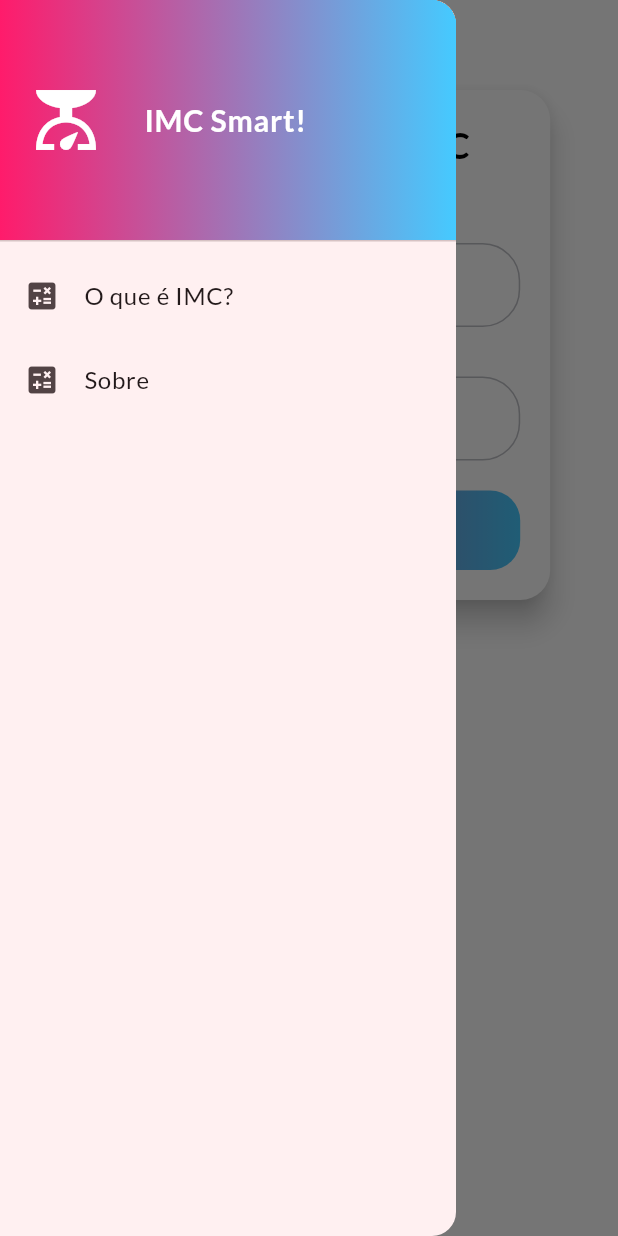
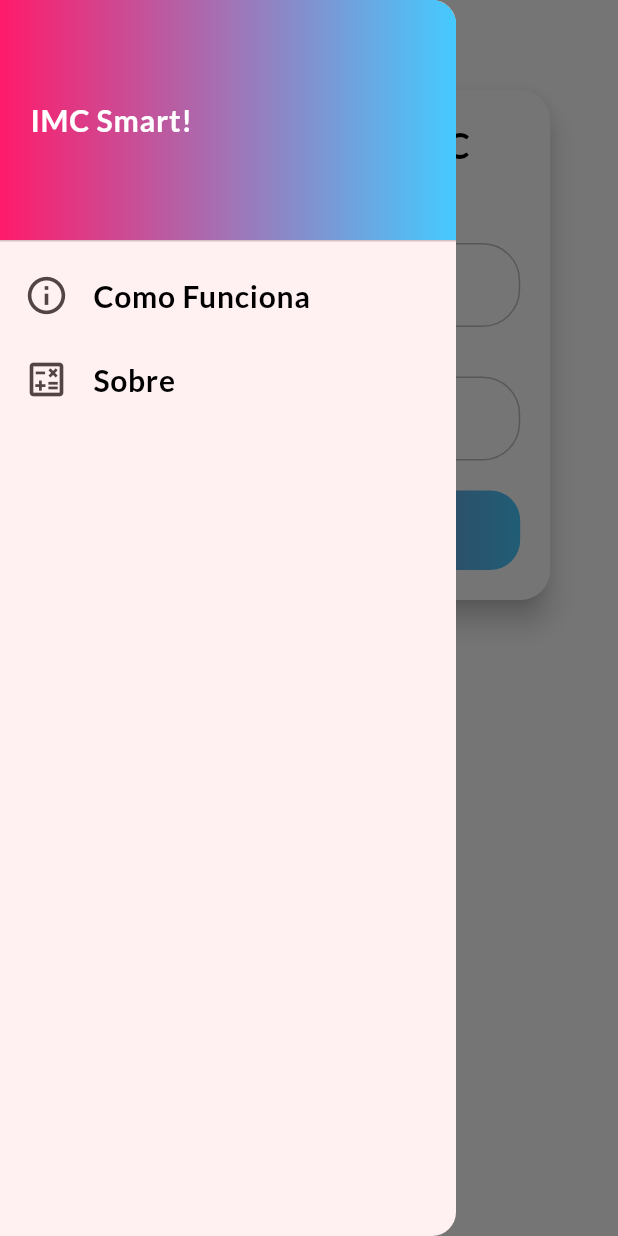
Before and after one commit to hpzynha/imc_smart, a Flutter app: the screen it shows after launch, with the side drawer open, on a phone screen of 412 x 824 dp. Run offline on Flutter 3.47's test engine with Material 3 defaults, Android fonts, the phone set to English and light mode, and no system bars; our stand-ins replace google_fonts.

Commit message:
new pages

```diff
--- a/lib/presentation/widgets/main_drawer.dart
+++ b/lib/presentation/widgets/main_drawer.dart
@@ -1,5 +1,6 @@
 import 'package:flutter/material.dart';
 import 'package:imc_smart/theme/colors.dart';
+import 'package:imc_smart/theme/style.dart';
 
 class MainDrawer extends StatefulWidget {
   const MainDrawer({super.key});
@@ -21,14 +22,6 @@ class _MainDrawerState extends State<MainDrawer> {
             ),
             child: Row(
               children: [
-                Icon(
-                  Icons.scale,
-                  size: 48,
-                  color: Colors.white,
-                ),
-                SizedBox(
-                  width: 28,
-                ),
                 Text(
                   'IMC Smart!',
                   style: TextStyle(
@@ -41,13 +34,22 @@ class _MainDrawerState extends State<MainDrawer> {
             ),
           ),
           ListTile(
-            leading: Icon(Icons.calculate),
-            title: Text('O que é IMC?'),
+            leading: Icon(
+              Icons.info_outline,
+              size: 30,
+            ),
+            title: Text(
+              'Como Funciona',
+              style: AppTextStyles.subTitle,
+            ),
             onTap: () {},
           ),
           ListTile(
-            leading: Icon(Icons.calculate),
-            title: Text('Sobre'),
+            leading: Icon(Icons.calculate_outlined, size: 30),
+            title: Text(
+              'Sobre',
+              style: AppTextStyles.subTitle,
+            ),
             onTap: () {},
           ),
         ],
```
Also changed, not shown: lib/presentation/pages/about_page.dart (added, +10 -0 lines), lib/presentation/pages/how_it_works_page.dart (added, +10 -0 lines).
